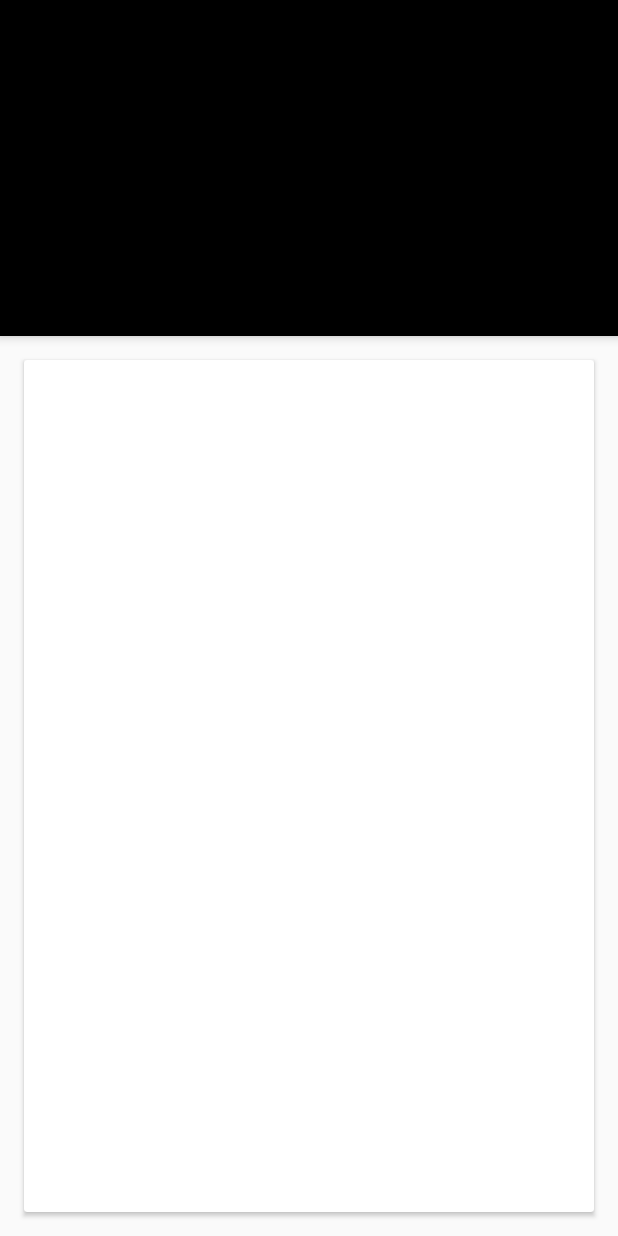
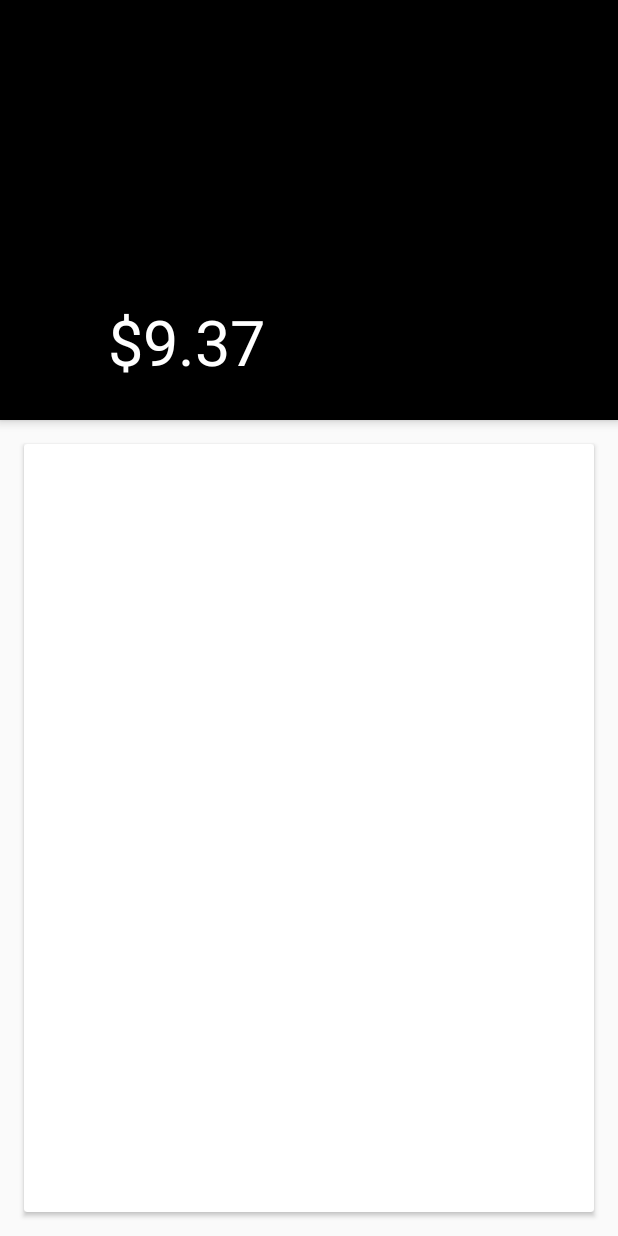
Before and after one commit to BearDroid/PaidToPoop, an Android app: the layout detail_view.xml on its own in the app's theme, with its tools: preview values and no code run, on a phone screen of 412 x 824 dp. Run offline under Robolectric (Android 15) with nearby library versions, the phone set to English and light mode, and no system bars.

Commit message:
Toolbar and statusbar change depending on the rating now. Got rid of the title and am just using a textview to display the total. Might leave it at that. Might not. I understand bundles now. Huzzah.

```diff
--- a/app/src/main/res/layout/detail_toolbar.xml
+++ b/app/src/main/res/layout/detail_toolbar.xml
@@ -4,5 +4,7 @@
     android:layout_width="match_parent"
     android:layout_height="@dimen/abc_action_bar_default_height_material"
     android:background="@color/black"
-    android:elevation="@dimen/elevation_high"
-    android:theme="@style/ToolbarTheme"/>
+    android:elevation="4dp"
+    android:theme="@style/ToolbarTheme"
+    android:gravity="bottom"
+    />
--- a/app/src/main/res/layout/detail_view.xml
+++ b/app/src/main/res/layout/detail_view.xml
@@ -3,10 +3,11 @@
     android:layout_width="match_parent" android:layout_height="match_parent">
     <include layout="@layout/detail_toolbar"
         android:id="@+id/detail_toolbar"
-        android:layout_height="224dp"
+        android:layout_height="280dp"
         android:layout_width="match_parent">
     </include>
     <TextView
+        android:id="@+id/amountDetail"
         android:layout_width="wrap_content"
         android:layout_height="wrap_content"
         android:text="$9.37"
@@ -14,7 +15,8 @@
         android:layout_alignBottom="@id/detail_toolbar"
         android:layout_marginLeft="72sp"
         android:layout_marginBottom="24dp"
-        android:textSize="42sp"/>
+        android:textSize="42sp"
+        android:elevation="16dp"/>
     <RelativeLayout
         android:layout_width="match_parent"
         android:layout_height="match_parent"
--- a/app/src/main/res/layout/poopcard.xml
+++ b/app/src/main/res/layout/poopcard.xml
@@ -31,7 +31,7 @@
                 android:layout_height="wrap_content"
                 android:layout_alignParentBottom="true"
                 android:layout_centerHorizontal="true"
-                android:textSize="24dp"
+                android:textSize="24sp"
                 android:padding="4dp"
                 android:textColor="@color/white"
                 android:background="#40000000"
--- a/app/src/main/res/layout/toolbar.xml
+++ b/app/src/main/res/layout/toolbar.xml
@@ -5,4 +5,4 @@
     android:layout_height="wrap_content"
     android:background="@color/colorPrimary"
     android:elevation="@dimen/elevation_high"
-    android:theme="@style/ToolbarTheme" />
+    android:theme="@style/ToolbarTheme"/>
```
Also changed, not shown: app/src/main/java/com/beardroid/paid2poop/DetailActivity.java (+55 -1 lines), app/src/main/java/com/beardroid/paid2poop/PoopCardAdapter.java (+12 -11 lines).
